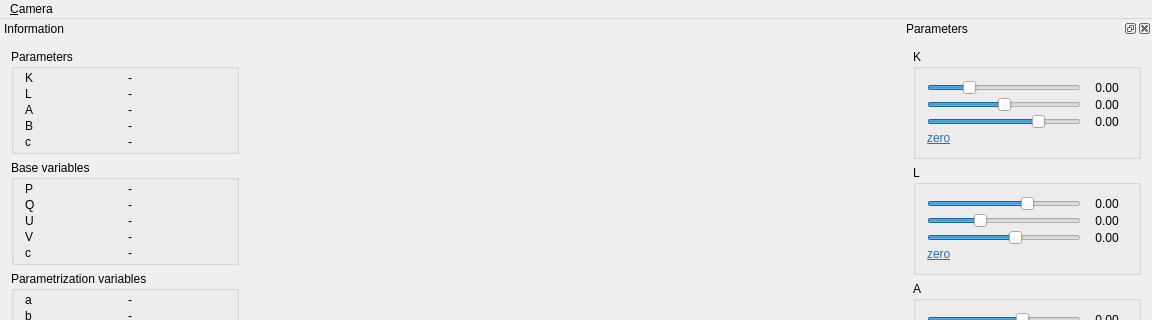
Old version of the form example/vis/mainwindow.ui in the repository pdobrowo/libcs2; both pictures show x 0 to 1152 and y 0 to 320 of the 1152 by 659 pixel window.
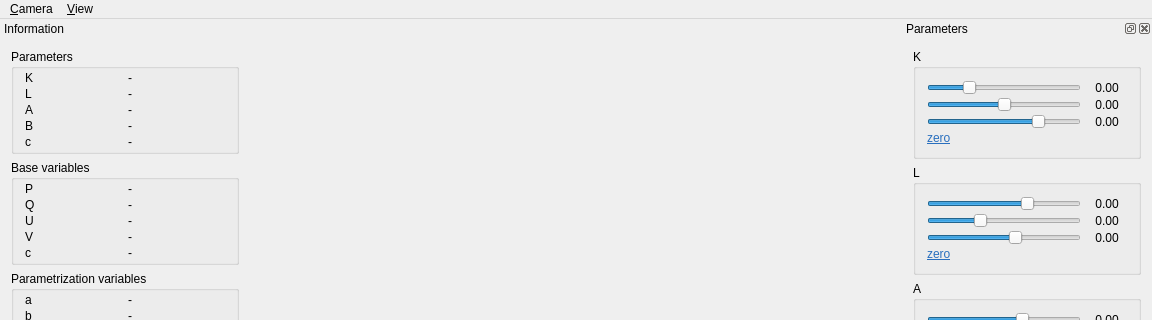
New version of the form.

```diff
--- a/example/vis/mainwindow.ui
+++ b/example/vis/mainwindow.ui
@@ -7,7 +7,7 @@
     <x>0</x>
     <y>0</y>
     <width>1152</width>
-    <height>648</height>
+    <height>659</height>
    </rect>
   </property>
   <property name="windowTitle">
@@ -64,7 +64,14 @@
     <addaction name="actionFreeCamera"/>
     <addaction name="actionAutoCamera"/>
    </widget>
+   <widget class="QMenu" name="menuView">
+    <property name="title">
+     <string>&amp;View</string>
+    </property>
+    <addaction name="actionWireframe"/>
+   </widget>
    <addaction name="menuCamera"/>
+   <addaction name="menuView"/>
   </widget>
   <widget class="QDockWidget" name="dockWidget">
    <property name="minimumSize">
```
Left out of the diff: 8 changed lines with no effect on the pictures.
